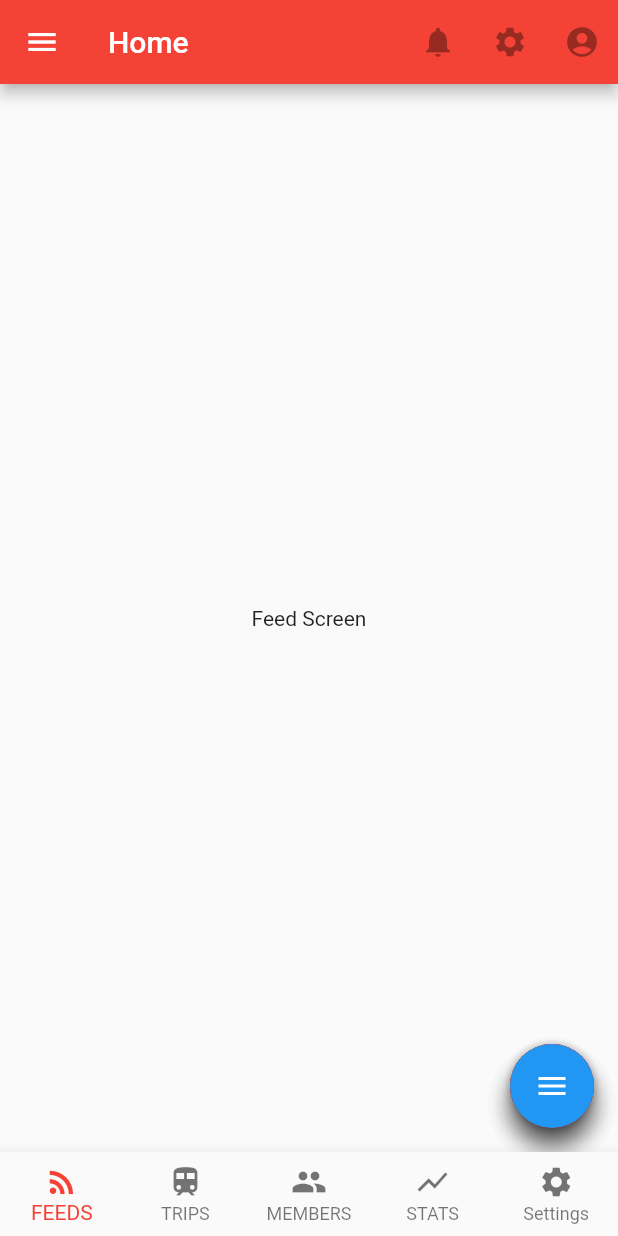
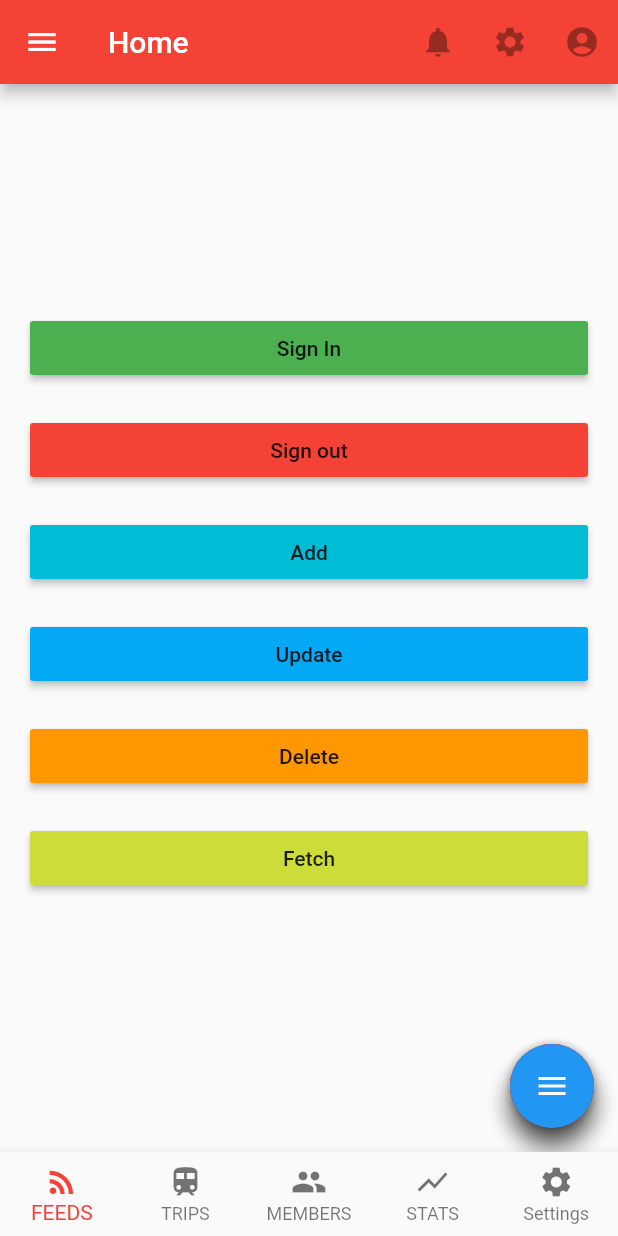
Before and after one commit to prabeen04/trip_manager, a Flutter app: the screen it shows after launch, on a phone screen of 412 x 824 dp. Run offline on Flutter 3.47's test engine with Material 2 defaults, Android fonts, the phone set to English and light mode, and no system bars; our stand-ins replace cloud_firestore, firebase_auth, google_sign_in; accounts and stored records are empty.

Commit message:
body added

```diff
--- a/lib/src/screens/feed.dart
+++ b/lib/src/screens/feed.dart
@@ -100,8 +100,70 @@ class FeedScreenState extends State<FeedScreen> {
     return Container(
         child: Scaffold(
             // appBar: AppBar(title: Text('Feed'),),
-            body: Center(
-              child: Text('Feed Screen'),
+            body: new Padding(
+              padding: const EdgeInsets.all(20.0),
+              child: new Column(
+                mainAxisAlignment: MainAxisAlignment.center,
+                crossAxisAlignment: CrossAxisAlignment.stretch,
+                children: <Widget>[
+                  new RaisedButton(
+                    onPressed: () => _signIn()
+                        .then((FirebaseUser user) => print(user))
+                        .catchError((e) => print(e)),
+                    child: new Text("Sign In"),
+                    color: Colors.green,
+                  ),
+                  new Padding(
+                    padding: const EdgeInsets.all(10.0),
+                  ),
+                  new RaisedButton(
+                    onPressed: _signOut,
+                    child: new Text("Sign out"),
+                    color: Colors.red,
+                  ),
+                  new Padding(
+                    padding: const EdgeInsets.all(10.0),
+                  ),
+                  new RaisedButton(
+                    onPressed: _add,
+                    child: new Text("Add"),
+                    color: Colors.cyan,
+                  ),
+                  new Padding(
+                    padding: const EdgeInsets.all(10.0),
+                  ),
+                  new RaisedButton(
+                    onPressed: _update,
+                    child: new Text("Update"),
+                    color: Colors.lightBlue,
+                  ),
+                  new Padding(
+                    padding: const EdgeInsets.all(10.0),
+                  ),
+                  new RaisedButton(
+                    onPressed: _delete,
+                    child: new Text("Delete"),
+                    color: Colors.orange,
+                  ),
+                  new Padding(
+                    padding: const EdgeInsets.all(10.0),
+                  ),
+                  new RaisedButton(
+                    onPressed: _fetch,
+                    child: new Text("Fetch"),
+                    color: Colors.lime,
+                  ),
+                  new Padding(
+                    padding: const EdgeInsets.all(10.0),
+                  ),
+                  myText == null
+                      ? new Container()
+                      : new Text(
+                          myText,
+                          style: new TextStyle(fontSize: 20.0),
+                        )
+                ],
+              ),
             ),
             floatingActionButton:
                 FancyFab() // This trailing comma makes auto-formatting nicer for build methods.
```
